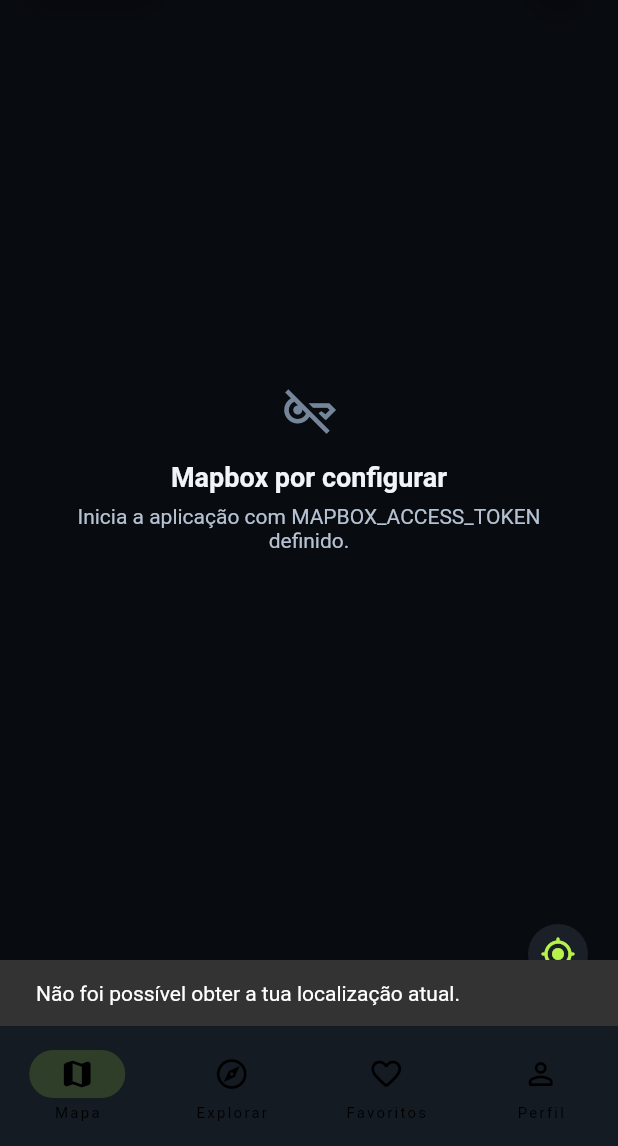
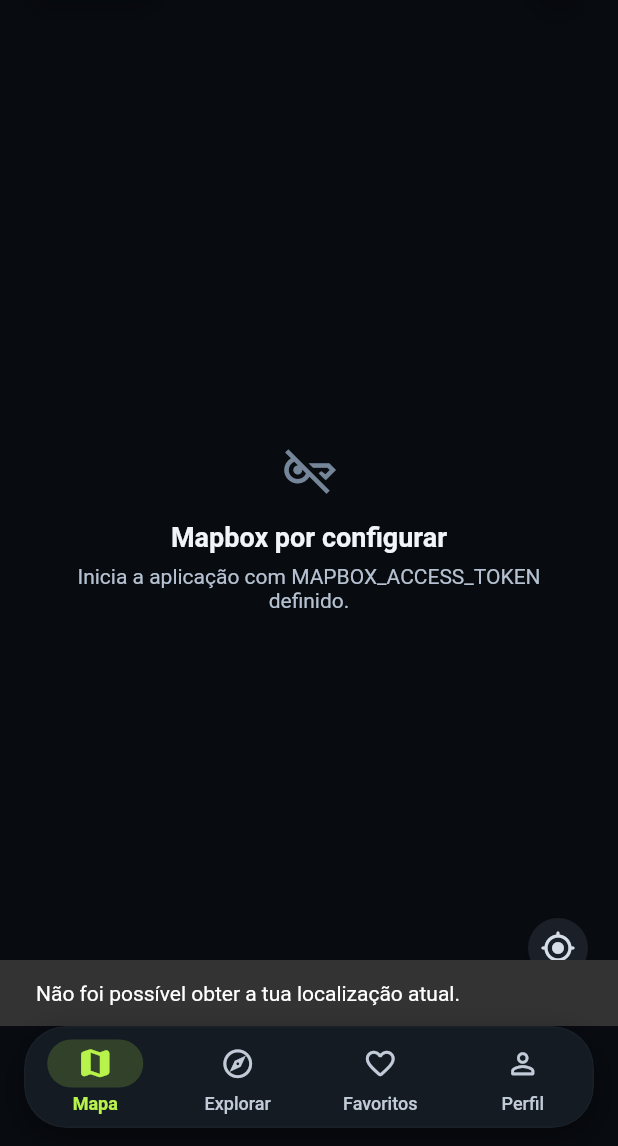
Before and after one commit to pitiful346/Lotus, a Flutter app: the LotusMainShell screen opened directly, after a tap on the "my location" icon, on a phone screen of 412 x 824 dp, the part 90-1236 px from its top. Run offline on Flutter 3.47's test engine with Material 3 defaults, Android fonts, the phone set to English and light mode, and no system bars; our stand-ins replace auto_size_text, cached_network_image, cloud_firestore, file_picker, firebase_auth, firebase_core and 20 more; missing offline and left inert: json_path, mapbox_maps_flutter, mime_type; accounts and stored records are empty.

Commit message:
feat: polish home map experience

```diff
--- a/lib/custom_code/widgets/lotus_home_map.dart
+++ b/lib/custom_code/widgets/lotus_home_map.dart
@@ -63,6 +63,7 @@
   String? _selectedEventId;
   String? _openingEventId;
   int _centerOnUserRequest = 0;
+  bool _isCenteredOnUser = false;
 
   @override
   void initState() {
@@ -201,7 +202,10 @@
       return;
     }
     if (status == UserLocationStatus.available) {
-      setState(() => _centerOnUserRequest += 1);
+      setState(() {
+        _centerOnUserRequest += 1;
+        _isCenteredOnUser = true;
+      });
       return;
     }
     _showLocationProblem(status);
@@ -371,6 +375,7 @@
             events: visibleEvents,
             onEventTap: (eventId) => _selectEvent(eventId, eventsById),
             onViewportChanged: _handleViewportChanged,
+            onUserMapGesture: _handleUserMapGesture,
             userCoordinates: locationState.coordinates,
             centerOnUserRequest: _centerOnUserRequest,
             initialCenter:
@@ -407,7 +412,8 @@
         if (_supportsLocation)
           _CenterOnUserButton(
             status: locationState.status,
-            bottomInset: selectedEvent == null ? 24 : 218,
+            isActive: _isCenteredOnUser,
+            bottomInset: selectedEvent == null ? 108 : 310,
             onPressed: _centerOnUser,
           ),
         LotusAnimatedSwap(
@@ -418,12 +424,19 @@
                   event: selectedEvent,
                   distanceMeters: _distanceTo(selectedEvent),
                   isOpening: _openingEventId == selectedEvent.id,
+                  bottomInset: 108,
                   onClose: () => setState(() => _selectedEventId = null),
                   onOpenDetails: () => _openEventDetails(selectedEvent),
                 ),
         ),
       ],
     );
+  }
+
+  void _handleUserMapGesture() {
+    if (mounted && _isCenteredOnUser) {
+      setState(() => _isCenteredOnUser = false);
+    }
   }
 }
 
@@ -555,11 +568,13 @@
 class _CenterOnUserButton extends StatelessWidget {
   const _CenterOnUserButton({
     required this.status,
+    required this.isActive,
     required this.bottomInset,
     required this.onPressed,
   });
 
   final UserLocationStatus status;
+  final bool isActive;
   final double bottomInset;
   final VoidCallback onPressed;
 
@@ -578,8 +593,12 @@
           heroTag: null,
           tooltip: 'Centrar em mim',
           onPressed: isLoading ? null : onPressed,
-          backgroundColor: const Color(0xF21B2029),
-          foregroundColor: const Color(0xFFB7F34A),
+          backgroundColor: isActive
+              ? lotusQualityAccent
+              : const Color(0xF21B2029),
+          foregroundColor: isActive
+              ? const Color(0xFF11161D)
+              : const Color(0xFFD5DEE9),
           disabledElevation: 2,
           child: isLoading
               ? const SizedBox(
@@ -587,7 +606,7 @@
                   height: 20,
                   child: CircularProgressIndicator(
                     strokeWidth: 2,
-                    color: Color(0xFFB7F34A),
+                    color: lotusQualityAccent,
                   ),
                 )
               : Icon(
@@ -692,7 +711,7 @@
     return Align(
       alignment: Alignment.bottomCenter,
       child: SafeArea(
-        minimum: const EdgeInsets.fromLTRB(24, 24, 24, 88),
+        minimum: const EdgeInsets.fromLTRB(24, 24, 24, 116),
         child: Material(
           color: const Color(0xF21B2029),
           borderRadius: BorderRadius.circular(16),
--- a/lib/custom_code/widgets/lotus_home_map_platform_stub.dart
+++ b/lib/custom_code/widgets/lotus_home_map_platform_stub.dart
@@ -7,6 +7,7 @@
   required List<Event> events,
   required ValueChanged<String> onEventTap,
   required ValueChanged<MapViewportBounds> onViewportChanged,
+  required VoidCallback onUserMapGesture,
   required GeoCoordinates? userCoordinates,
   required int centerOnUserRequest,
   required GeoCoordinates initialCenter,
--- a/lib/custom_code/widgets/lotus_main_shell.dart
+++ b/lib/custom_code/widgets/lotus_main_shell.dart
@@ -27,6 +27,7 @@
 }
 
 class _LotusMainShellState extends State<LotusMainShell> {
+  static const _navigationClearance = 108.0;
   int _selectedIndex = 0;
   late final List<Widget?> _tabs;
 
@@ -40,19 +41,78 @@
   Widget build(BuildContext context) {
     return Scaffold(
       backgroundColor: const Color(0xFF080B10),
+      extendBody: true,
       body: IndexedStack(
         index: _selectedIndex,
-        children: List.generate(
-          4,
-          (index) => _tabs[index] ?? const SizedBox.shrink(),
+        children: List.generate(4, (index) {
+          final tab = _tabs[index] ?? const SizedBox.shrink();
+          return index == 0
+              ? tab
+              : Padding(
+                  padding: const EdgeInsets.only(bottom: _navigationClearance),
+                  child: tab,
+                );
+        }),
       ),
+      bottomNavigationBar: SafeArea(
+        minimum: const EdgeInsets.fromLTRB(16, 0, 16, 12),
+        child: DecoratedBox(
+          key: const Key('lotus-floating-navigation-surface'),
+          decoration: BoxDecoration(
+            borderRadius: BorderRadius.circular(28),
+            boxShadow: const [
+              BoxShadow(
+                color: Color(0x66000000),
+                blurRadius: 18,
+                offset: Offset(0, 8),
               ),
-      bottomNavigationBar: NavigationBar(
+            ],
+          ),
+          child: ClipRRect(
+            borderRadius: BorderRadius.circular(28),
+            child: DecoratedBox(
+              decoration: BoxDecoration(
+                color: const Color(0xF2161C24),
+                border: Border.all(color: const Color(0x292F3A48)),
+                borderRadius: BorderRadius.circular(28),
+              ),
+              child: NavigationBarTheme(
+                data: NavigationBarThemeData(
+                  height: 68,
+                  backgroundColor: Colors.transparent,
+                  elevation: 0,
+                  indicatorColor: lotusQualityAccent.withValues(alpha: 0.18),
+                  indicatorShape: RoundedRectangleBorder(
+                    borderRadius: BorderRadius.circular(18),
+                  ),
+                  iconTheme: WidgetStateProperty.resolveWith((states) {
+                    return IconThemeData(
+                      color: states.contains(WidgetState.selected)
+                          ? lotusQualityAccent
+                          : const Color(0xFFC2CCD8),
+                      size: states.contains(WidgetState.selected) ? 25 : 23,
+                    );
+                  }),
+                  labelTextStyle: WidgetStateProperty.resolveWith((states) {
+                    return TextStyle(
+                      color: states.contains(WidgetState.selected)
+                          ? lotusQualityAccent
+                          : const Color(0xFFC2CCD8),
+                      fontSize: 12,
+                      fontWeight: states.contains(WidgetState.selected)
+                          ? FontWeight.w700
+                          : FontWeight.w500,
+                    );
+                  }),
+                ),
+                child: NavigationBar(
                   key: const Key('lotus-main-navigation'),
                   selectedIndex: _selectedIndex,
                   onDestinationSelected: _selectTab,
-        backgroundColor: const Color(0xFF151B23),
-        indicatorColor: lotusQualityAccent.withValues(alpha: 0.16),
+                  animationDuration: const Duration(milliseconds: 180),
+                  backgroundColor: Colors.transparent,
+                  elevation: 0,
+                  indicatorColor: lotusQualityAccent.withValues(alpha: 0.18),
                   labelBehavior: NavigationDestinationLabelBehavior.alwaysShow,
                   destinations: const [
                     NavigationDestination(
@@ -77,6 +137,11 @@
                     ),
                   ],
                 ),
+              ),
+            ),
+          ),
+        ),
+      ),
     );
   }
 
```
Also changed, not shown: lib/custom_code/widgets/event_map_preview_card.dart (+4 -5 lines), lib/custom_code/widgets/lotus_home_map_platform_native.dart (+20 -4 lines), 2 other files. Lines whose indentation alone changed are shown as unchanged.
